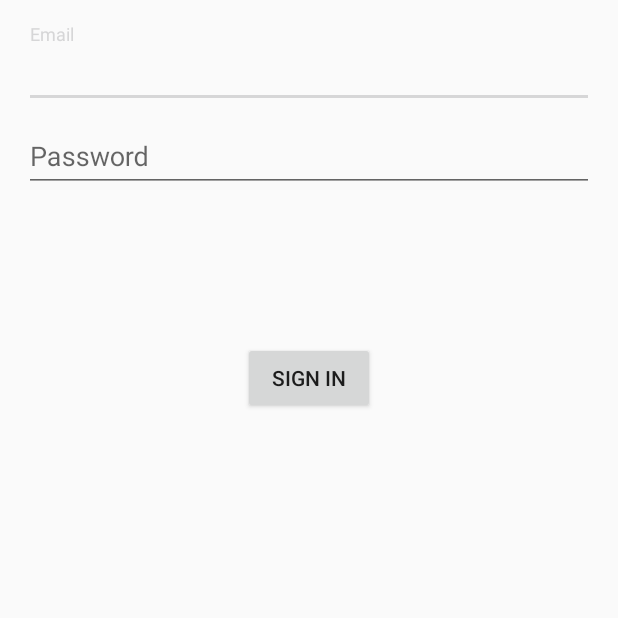
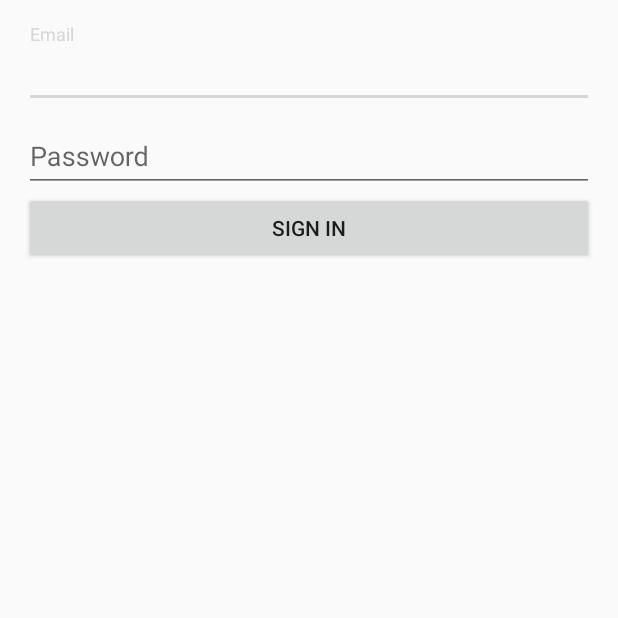
Before and after one commit to saldeath/DeBedrijfshulpverlener, an Android app: the screen it shows after launch (MainActivity), on a phone screen of 412 x 824 dp, the top half of it. Run offline under Robolectric (Android 15) with nearby library versions, the phone set to English and light mode, and no system bars; 12 statements that could not run were skipped.

Commit message:
login button matchparent
login button matchparent

```diff
--- a/app/src/main/res/layout/activity_main.xml
+++ b/app/src/main/res/layout/activity_main.xml
@@ -40,10 +40,9 @@
         android:layout_alignEnd="@+id/inputEmail" />
     </android.support.design.widget.TextInputLayout>
     <Button
-        android:layout_width="wrap_content"
+        android:layout_width="match_parent"
         android:layout_height="wrap_content"
         android:text="SIGN IN"
-        android:layout_marginTop="100dp"
         android:onClick="signinButtonClicked"
         android:id="@+id/SigninButton"
         android:layout_alignParentBottom="true"
```
